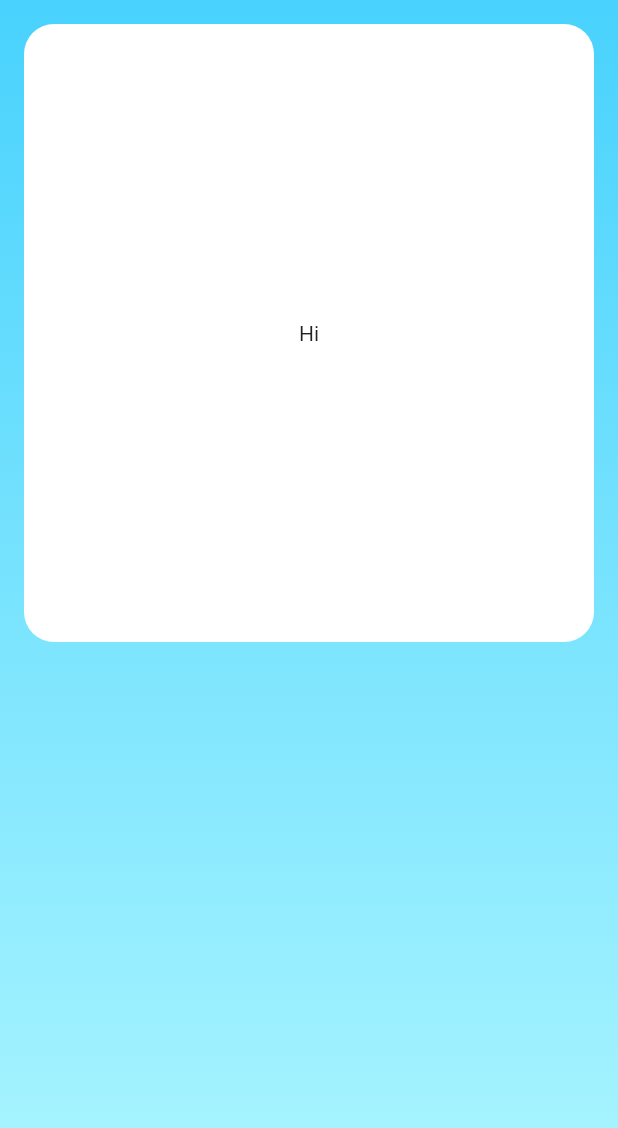
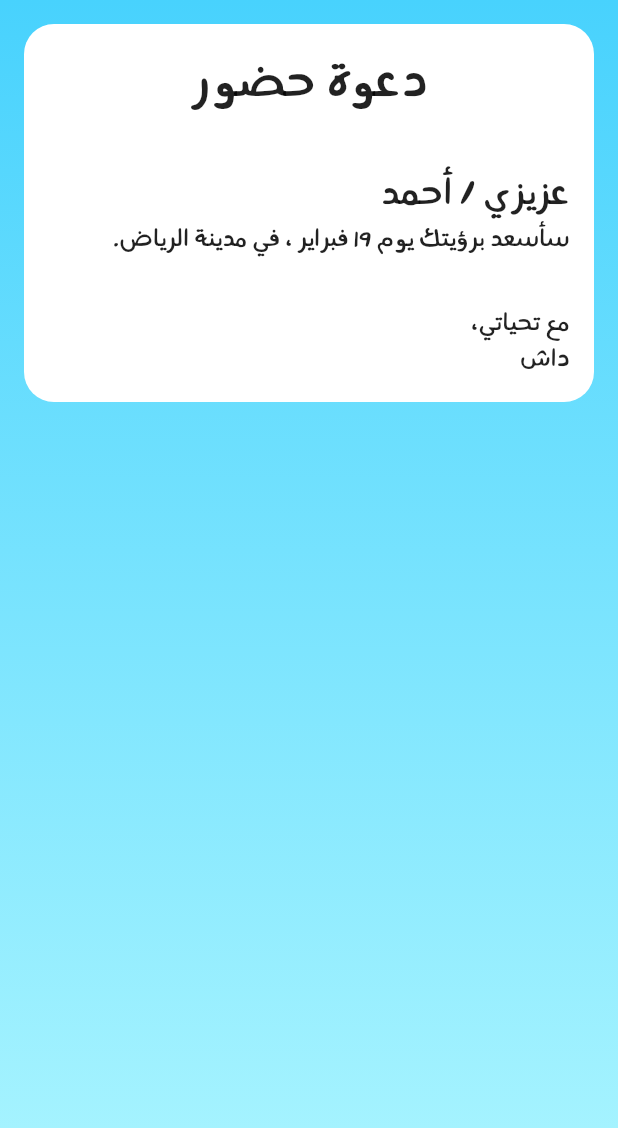
Before and after one commit to FirasAlShawa/DashInvitation, a Flutter app: the screen it shows after launch, on a phone screen of 412 x 824 dp. Shown: the top 1128 px of the screen. Run offline on Flutter 3.47's test engine with Material 2 defaults, Android fonts, the phone set to English and light mode, and no system bars.

Commit message:
invitation text format

```diff
--- a/issue.txt
+++ b/issue.txt
@@ -1,2 +1,6 @@
 issue with getting the MediaQuery:
 https://stackoverflow.com/questions/68635405/no-mediaquery-widget-ancestor-found
+
+
+right-to-left (RTL) in flutter
+https://stackoverflow.com/questions/50535185/right-to-left-rtl-in-flutter
--- a/lib/main.dart
+++ b/lib/main.dart
@@ -1,3 +1,5 @@
+import 'dart:io';
+
 import 'package:flutter/cupertino.dart';
 import 'package:flutter/material.dart';
 
@@ -39,6 +41,8 @@ class Home extends StatelessWidget {
 class InvitationCard extends StatelessWidget {
   const InvitationCard({Key? key}) : super(key: key);
 
+  static const int screenDivideFactor = 3;
+
   @override
   Widget build(BuildContext context) {
     return Container(
@@ -65,9 +69,9 @@ class InvitationCard extends StatelessWidget {
               ),
             ),
             margin: const EdgeInsets.all(16.0),
-            width: getWidth(context) / 2,
-            height: getHeight(context) / 2,
-            child: const Center(child: Text("Hi")),
+            padding: const EdgeInsets.all(16.0),
+            width: getWidth(context) / screenDivideFactor,
+            child: InvitationText(),
           ),
         ],
       ),
@@ -82,3 +86,59 @@ class InvitationCard extends StatelessWidget {
     return MediaQuery.of(context).size.height;
   }
 }
+
+class InvitationText extends StatefulWidget {
+  InvitationText({Key? key}) : super(key: key);
+
+  @override
+  State<InvitationText> createState() => _InvitationTextState();
+}
+
+class _InvitationTextState extends State<InvitationText> {
+  static const double sizedBoxHeight = 32.0;
+
+  @override
+  Widget build(BuildContext context) {
+    return Directionality(
+      textDirection: TextDirection.rtl,
+      child: Column(
+        crossAxisAlignment: CrossAxisAlignment.start,
+        children: [
+          Center(
+            child: Text(
+              "دعوة حضور",
+              style: setTextStyle(fontSize: 40),
+            ),
+          ),
+          const SizedBox(
+            height: sizedBoxHeight,
+          ),
+          Text(
+            "عزيزي / أحمد",
+            style: setTextStyle(fontSize: 30),
+          ),
+          Text(
+            "سأسعد برؤيتك يوم 19 فبراير ، في مدينة الرياض.",
+            style: setTextStyle(fontSize: 20),
+          ),
+          const SizedBox(
+            height: sizedBoxHeight,
+          ),
+          Text(
+            "مع تحياتي،\nداش",
+            style: setTextStyle(fontSize: 20),
+          ),
+        ],
+      ),
+    );
+  }
+
+  TextStyle setTextStyle({
+    required double fontSize,
+  }) {
+    return TextStyle(
+      fontSize: fontSize,
+      fontFamily: "FFYaseer",
+    );
+  }
+}
```
Also changed, not shown: pubspec.yaml (+8 -9 lines), fonts/FFYaseer-Bold.otf (added), fonts/FFYaseer-Regular.otf (added), images/dash_1.png (added), images/dash_2.png (added), images/dash_3.png (added), images/dash_4.png (added), images/dash_5.png (added), images/dash_6.png (added).
